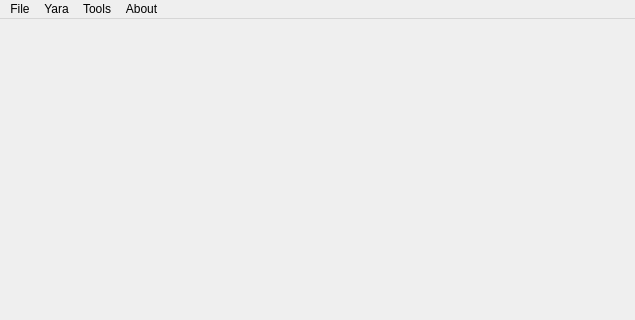
jlamk/yarge, file mainwindow.ui: the form before one commit; both pictures show x 0 to 635 and y 0 to 320 of the 635 by 470 pixel window.
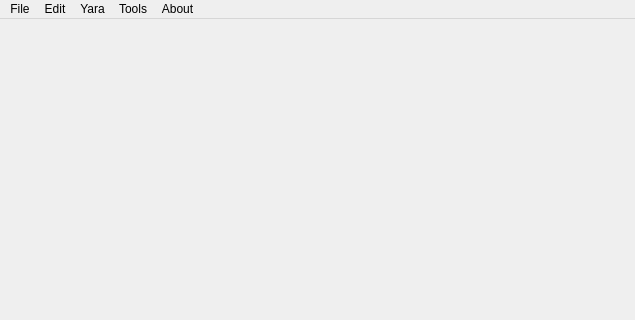
The form after the commit. Icons and pictures are not drawn.

```diff
--- a/mainwindow.ui
+++ b/mainwindow.ui
@@ -17,6 +17,15 @@
    <iconset resource="rc.qrc">
     <normaloff>:/images/yarge2.png</normaloff>:/images/yarge2.png</iconset>
   </property>
+  <property name="styleSheet">
+   <string notr="true">SearchDialog{
+	
+	background-color: rgb(255, 255, 255);
+}
+
+
+</string>
+  </property>
   <widget class="QWidget" name="centralwidget">
    <layout class="QVBoxLayout" name="verticalLayout"/>
   </widget>
@@ -63,7 +72,14 @@
     </property>
     <addaction name="action"/>
    </widget>
+   <widget class="QMenu" name="menuEdit">
+    <property name="title">
+     <string>Edit</string>
+    </property>
+    <addaction name="actionLocate"/>
+   </widget>
    <addaction name="menuFile"/>
+   <addaction name="menuEdit"/>
    <addaction name="menuYara"/>
    <addaction name="menuTools"/>
    <addaction name="menuAbout"/>
```
Left out of the diff: 13 changed lines with no effect on the pictures.
